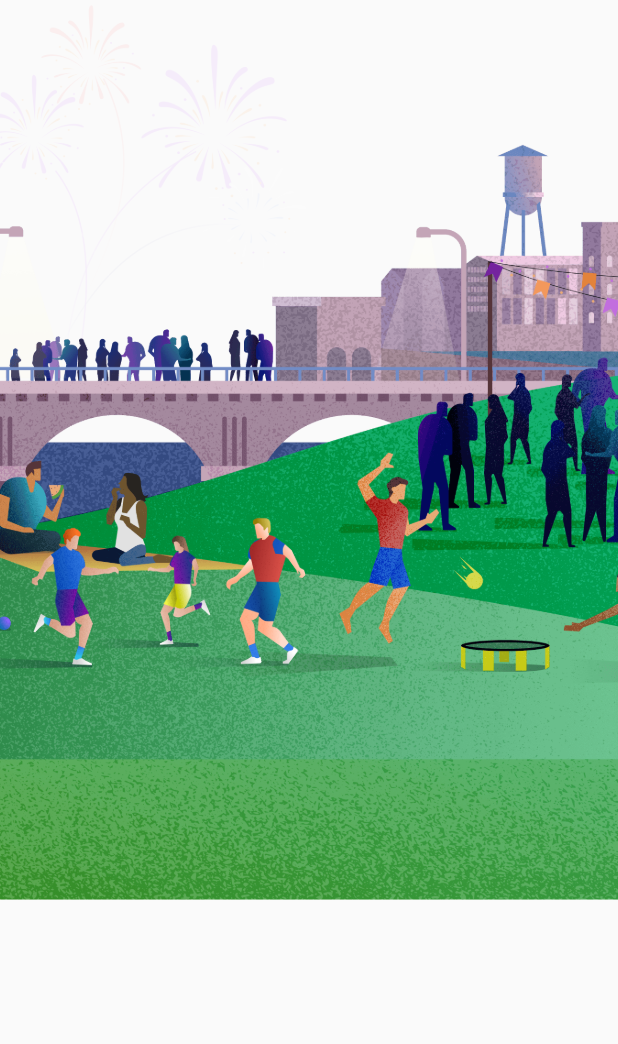
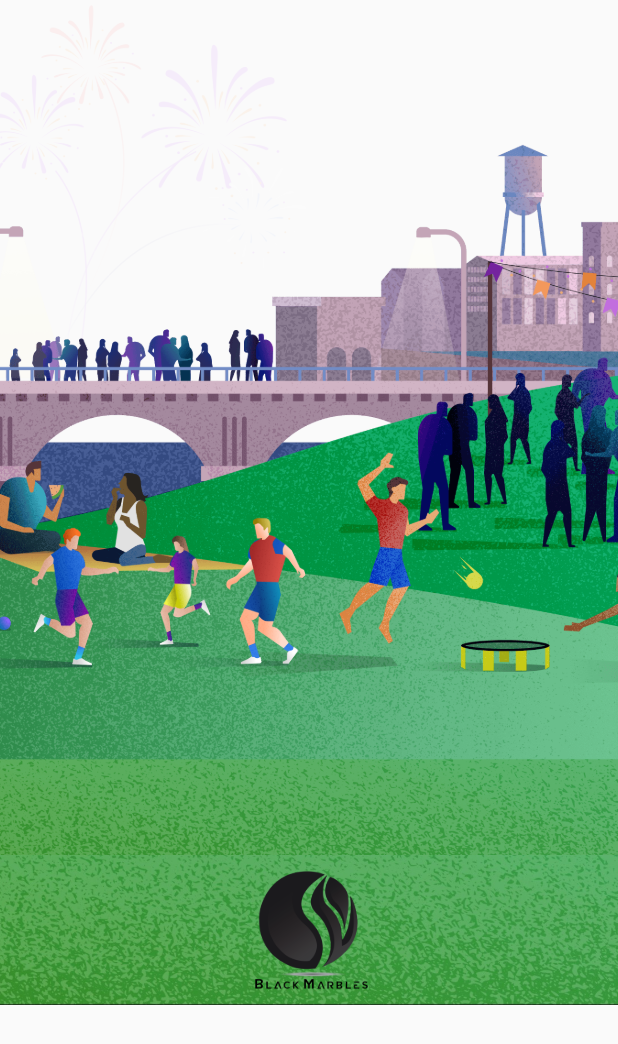
Before and after one commit to prateekvij24/Parallax_CreativeSouth, a Flutter app: the screen it shows after launch, on a phone screen of 412 x 824 dp. Shown: the top 1044 px of the screen. Run offline on Flutter 3.47's test engine with Material 2 defaults, Android fonts, the light colour scheme and no system bars.

Commit message:
Completed Parallax

```diff
--- a/lib/main.dart
+++ b/lib/main.dart
@@ -46,12 +46,12 @@ class _MyHomePageState extends State<MyHomePage> {
                 opac = 0.1;
               else
                 opac = 1;
-              if (posleft2 >= -200 && posleft2 <= -25)
+              if (posleft2 >= -200 && posleft2 <= -10)
                 posleft2 = posleft2;
               else if (posleft2 < -200)
                 posleft2 = -200;
               else
-                posleft2 = -25;
+                posleft2 = -10;
             });
           }
         },
@@ -94,9 +94,34 @@ class _MyHomePageState extends State<MyHomePage> {
           ListView(
             children: [
               Container(
-                height: 1200,
+                height: 570,
                 color: Colors.transparent,
               ),
+              Container(
+                child: Stack(children: [
+                  Container(
+                    height: 100,
+                    child: Image.asset(
+                      'assets/images/backgrnd.jpg',
+                      fit: BoxFit.cover,
+                    ),
+                  ),
+                  Column(
+                    crossAxisAlignment: CrossAxisAlignment.center,
+                    mainAxisAlignment: MainAxisAlignment.start,
+                    children: [
+                      Container(
+                        height: 100,
+                        width: data.size.width,
+                        child: Image.asset(
+                          'assets/images/blackmarbles.png',
+                        ),
+                        color: Colors.transparent,
+                      ),
+                    ],
+                  ),
+                ]),
+              )
             ],
           )
         ]),
--- a/pubspec.yaml
+++ b/pubspec.yaml
@@ -50,6 +50,8 @@ flutter:
     - assets/images/image1.png
     - assets/images/image2.png
     - assets/images/image3.png
+    - assets/images/blackmarbles.png
+    - assets/images/backgrnd.jpg
 
   # An image asset can refer to one or more resolution-specific "variants", see
   # https://flutter.dev/assets-and-images/#resolution-aware.
```
Also changed, not shown: assets/images/backgrnd.jpg (added), assets/images/blackmarbles.png (added).
